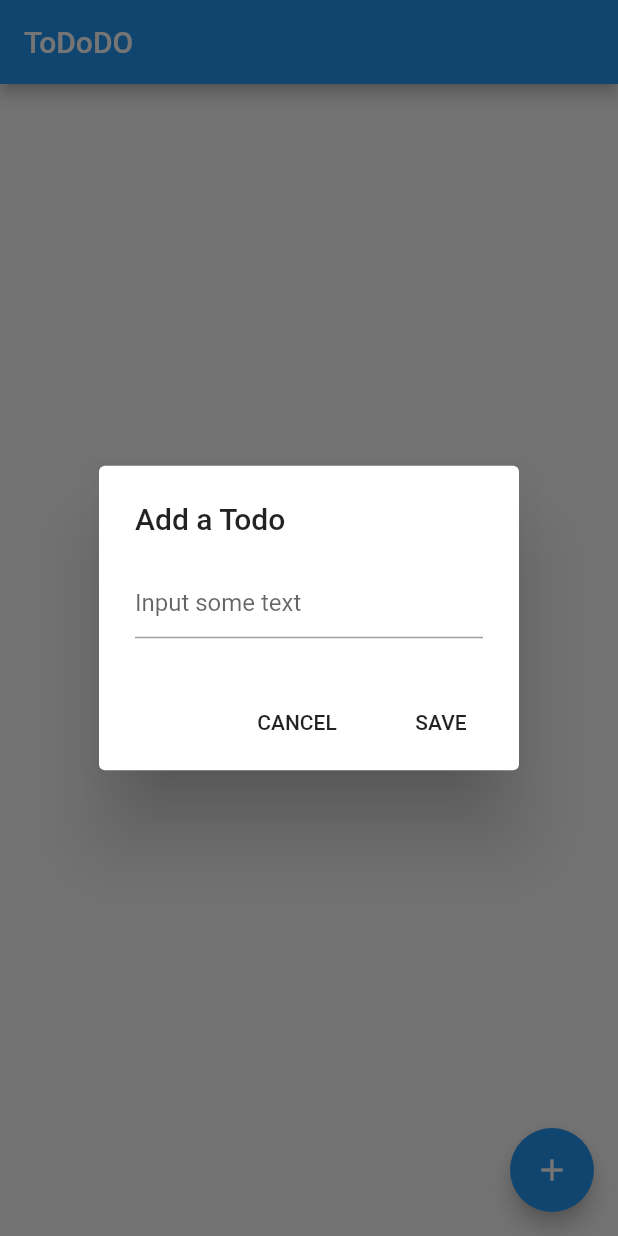
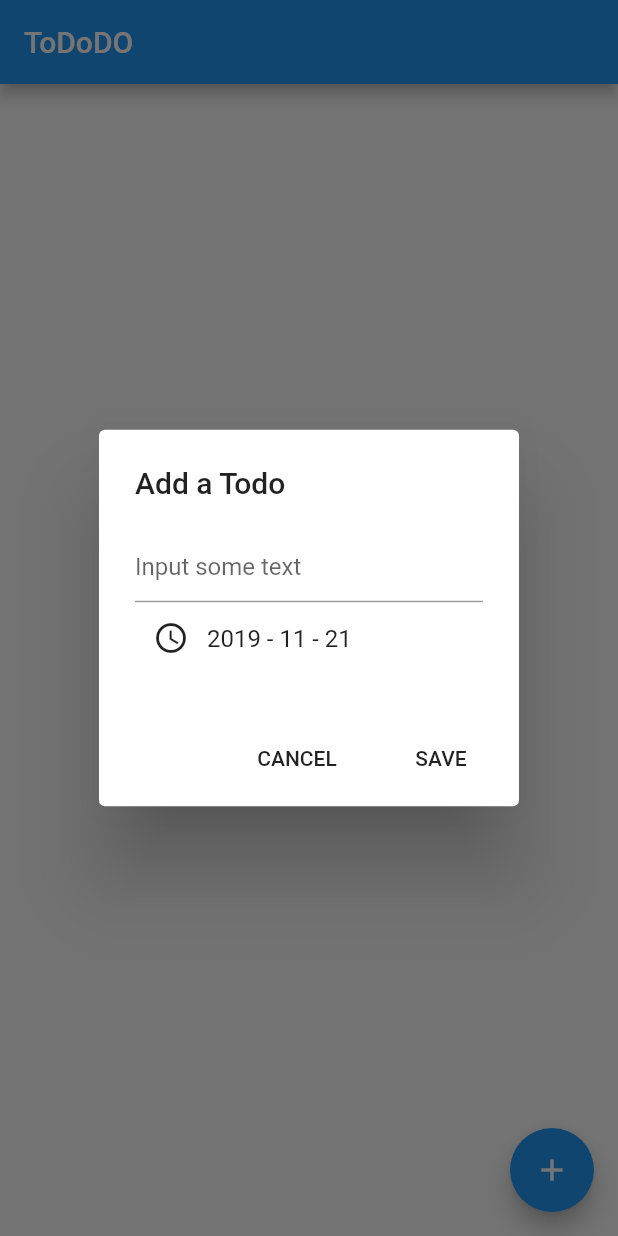
Before and after one commit to prasadsunny1/Tododo, a Flutter app: the screen it shows after launch, after a tap on the "add" icon, on a phone screen of 412 x 824 dp. Run offline on Flutter 3.47's test engine with Material 2 defaults, Android fonts, the light colour scheme and no system bars; our stand-ins replace flutter_datetime_picker.

Commit message:
Able to add date and time to a todo.

```diff
--- a/lib/main.dart
+++ b/lib/main.dart
@@ -1,4 +1,5 @@
 import 'package:flutter/material.dart';
+import 'package:flutter_datetime_picker/flutter_datetime_picker.dart';
 import 'package:tododo/todo_bloc.dart';
 import 'package:tododo/todo_service.dart';
 
@@ -62,7 +63,7 @@ class _MyHomePageState extends State<MyHomePage> {
     //open dialog with title filled
     //save on save
     var currentTitle = await widget.bloc.getTodoAt(index);
-    _displayAddTodoDialog(
+    await _displayAddTodoDialog(
       context,
       isUpdate: true,
       prefillTitle: currentTitle.text,
@@ -77,36 +78,13 @@ class _MyHomePageState extends State<MyHomePage> {
     int updateIndex,
   }) async {
     if (isUpdate) _textFieldController.text = prefillTitle;
-    return showDialog(
+    return await showDialog<DateTime>(
       context: context,
       builder: (context) {
-        return AlertDialog(
-          title: Text('Add a Todo'),
-          content: TextField(
-            controller: _textFieldController,
-            decoration: InputDecoration(hintText: "Input some text"),
-          ),
-          actions: <Widget>[
-            new FlatButton(
-              child: new Text('CANCEL'),
-              onPressed: () {
-                Navigator.of(context).pop();
-              },
-            ),
-            new FlatButton(
-              child: new Text('SAVE'),
-              onPressed: () {
-                if (isUpdate) {
-                  widget.bloc
-                      .updateTodo(_textFieldController.text, updateIndex);
-                } else {
-                  widget.bloc.createTodo(_textFieldController.text);
-                }
-                _textFieldController.clear();
-                Navigator.of(context).pop();
-              },
-            ),
-          ],
+        return CreateTodoAlertDialog(
+          bloc: widget.bloc,
+          isUpdate: isUpdate,
+          updateIndex: updateIndex,
         );
       },
     );
@@ -146,7 +124,8 @@ class _MyHomePageState extends State<MyHomePage> {
       body: StreamBuilder<List<TodoItem>>(
         initialData: widget.bloc.todoList,
         stream: widget.bloc.todoListStream,
-        builder: (BuildContext context, AsyncSnapshot<List<TodoItem>> snapshot) {
+        builder:
+            (BuildContext context, AsyncSnapshot<List<TodoItem>> snapshot) {
           if (snapshot.hasData) {
             var todoList = snapshot.data;
             return ListView.builder(
@@ -157,11 +136,13 @@ class _MyHomePageState extends State<MyHomePage> {
                   margin: EdgeInsets.symmetric(horizontal: 16, vertical: 8),
                   child: ListTile(
                     title: Text(item.text),
+                    subtitle: Text(
+                        '${item.reminderDate.day}-${item.reminderDate.month} ${item.reminderDate.hour}:${item.reminderDate.minute} '),
                     leading: Icon(Icons.event),
                     trailing: Row(
                       mainAxisSize: MainAxisSize.min,
                       children: <Widget>[
-                        if(item.inFlight)
+                        if (item.inFlight)
                           const SizedBox(
                             width: kMinInteractiveDimension,
                             height: kMinInteractiveDimension,
@@ -207,3 +188,83 @@ class _MyHomePageState extends State<MyHomePage> {
     );
   }
 }
+
+class CreateTodoAlertDialog extends StatefulWidget {
+  final int updateIndex;
+
+  CreateTodoAlertDialog({
+    Key key,
+    this.bloc,
+    this.isUpdate,
+    this.updateIndex,
+  }) : super(key: key);
+  final TodoBloc bloc;
+  final bool isUpdate;
+  @override
+  _CreateTodoAlertDialogState createState() => _CreateTodoAlertDialogState();
+}
+
+class _CreateTodoAlertDialogState extends State<CreateTodoAlertDialog> {
+  final TextEditingController _textFieldController = TextEditingController();
+
+  var dateTime = DateTime.now();
+
+  @override
+  Widget build(BuildContext context) {
+    return AlertDialog(
+      title: Text('Add a Todo'),
+      content: Column(
+        mainAxisSize: MainAxisSize.min,
+        children: <Widget>[
+          TextField(
+            controller: _textFieldController,
+            decoration: InputDecoration(hintText: "Input some text"),
+          ),
+          Row(
+            children: <Widget>[
+              IconButton(
+                icon: Icon(Icons.access_time),
+                onPressed: () {
+                  DatePicker.showDateTimePicker(context, onConfirm: (date) {
+                    print('confirm $date');
+                    setState(() {
+                      dateTime = date;
+                    });
+                  });
+                },
+              ),
+              Text('${dateTime.year} - ${dateTime.month} - ${dateTime.day}'),
+            ],
+          )
+        ],
+      ),
+      actions: <Widget>[
+        new FlatButton(
+          child: new Text('CANCEL'),
+          onPressed: () {
+            Navigator.of(context).pop();
+          },
+        ),
+        new FlatButton(
+          child: new Text('SAVE'),
+          onPressed: () {
+            if (widget.isUpdate) {
+              widget.bloc.updateTodo(
+                _textFieldController.text,
+                widget.updateIndex,
+                reminderDate: dateTime ?? null,
+              );
+            } else {
+              widget.bloc.createTodo(
+                _textFieldController.text,
+                reminderDate: dateTime ?? null,
+              );
+            }
+            _textFieldController.clear();
+            Navigator.of(context).pop();
+          },
+        ),
+      ],
+    );
+  }
+}
--- a/pubspec.yaml
+++ b/pubspec.yaml
@@ -24,6 +24,7 @@ dependencies:
   # Use with the CupertinoIcons class for iOS style icons.
   cupertino_icons: ^0.1.2
   path_provider: any
+  flutter_datetime_picker: ^1.2.8
 
 dev_dependencies:
   flutter_test:
```
Also changed, not shown: lib/todo_bloc.dart (+4 -4 lines), lib/todo_service.dart (+26 -21 lines), pubspec.lock, 1 other file.
